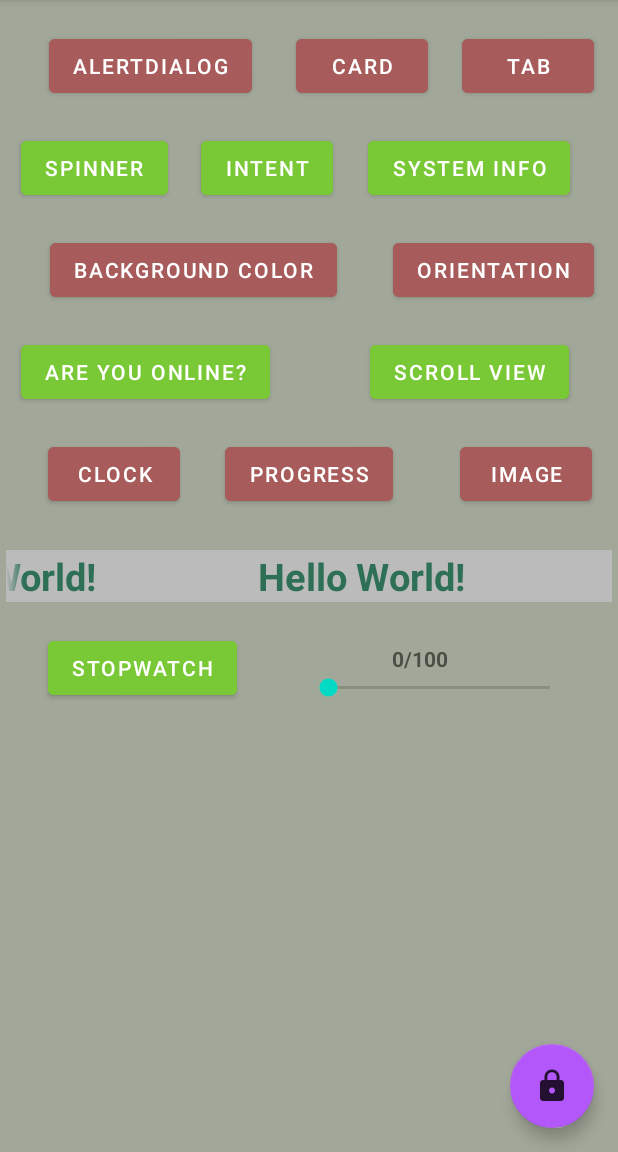
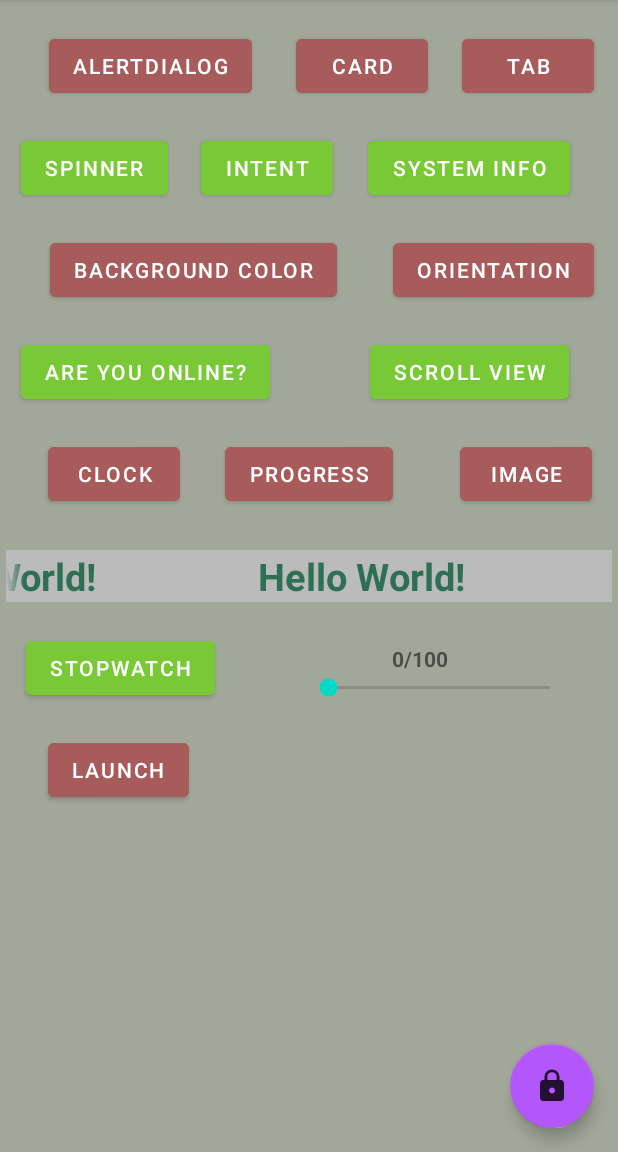
Before and after one commit to HarshPanchal18/playground, an Android app: the MainActivity screen opened directly, with no data from a screen before it, on a phone screen of 412 x 824 dp, the part 84-1236 px from its top. Run offline under Robolectric (Android 15) with nearby library versions, the light colour scheme and no system bars.

Commit message:
Added a new activity
Added activity for launching installed application on device like facebook, map, etc.

Added popmenu

Added functionality of clearing passwordbox on wrong data

```diff
--- a/app/src/main/AndroidManifest.xml
+++ b/app/src/main/AndroidManifest.xml
@@ -5,6 +5,7 @@
 
     <uses-permission android:name="android.permission.ACCESS_NETWORK_STATE" />
     <uses-permission android:name="android.permission.VIBRATE" />
+    <uses-permission android:name="android.permission.INTERNET" />
 
     <application
         android:allowBackup="true"
@@ -16,6 +17,10 @@
         android:supportsRtl="true"
         android:theme="@style/Theme.Playground"
         tools:targetApi="31">
+
+        <activity
+            android:name=".activities.LaunchActivity"
+            android:exported="false" />
         <activity
             android:name=".activities.Stopwatch"
             android:exported="false" />
--- a/app/src/main/java/com/example/playground/MainActivity.kt
+++ b/app/src/main/java/com/example/playground/MainActivity.kt
@@ -14,10 +14,7 @@ import android.view.ContextMenu
 import android.view.Menu
 import android.view.MenuItem
 import android.view.View
-import android.widget.Button
-import android.widget.SeekBar
-import android.widget.TextView
-import android.widget.Toast
+import android.widget.*
 import androidx.annotation.Nullable
 import androidx.appcompat.app.ActionBar
 import androidx.appcompat.app.AlertDialog
@@ -26,11 +23,11 @@ import androidx.constraintlayout.widget.ConstraintLayout
 import com.example.playground.activities.*
 import com.google.android.material.floatingactionbutton.FloatingActionButton
 import com.google.android.material.snackbar.Snackbar
-import kotlinx.android.synthetic.main.activity_alert.view.*
 import kotlinx.android.synthetic.main.activity_main.*
 import kotlin.system.exitProcess
 
-class MainActivity : AppCompatActivity() {
+
+class MainActivity : AppCompatActivity() {//, PopupMenu.OnMenuItemClickListener { // implements Popmenu for popup window
 
      override fun onConfigurationChanged(newConfig: Configuration) {
         super.onConfigurationChanged(newConfig)
@@ -129,12 +126,24 @@ class MainActivity : AppCompatActivity() {
         scrollbtn.setOnClickListener {
             /*val toast:Toast=Toast.makeText(this,"Hold Me",Toast.LENGTH_SHORT)
             toast.setGravity(Gravity.CENTER,0,0)
-            //toast.setGravity(Gravity.CENTER,-50,0)
             val view=toast.view
             view?.background?.setColorFilter(Color.BLACK,PorterDuff.Mode.SRC_IN)
             toast.show()*/
             CustomToast(this, "Hold Me", Toast.LENGTH_SHORT, Color.BLACK, Color.WHITE)
         }
+
+        /*scrollbtn.setOnClickListener(object: View.OnClickListener{
+            /*override fun onClick(v: View?) {
+                val popup:PopupMenu= PopupMenu(this,v)
+                //popup.setOnMenuItemClickListener(MainActivity)
+            }*/
+            override fun onClick(v: View?) {
+                val popup = PopupMenu(this@MainActivity, v)
+                popup.setOnMenuItemClickListener(this@MainActivity)
+                popup.inflate(R.menu.popup_menu)
+                popup.show()
+            }
+        })*/
 
         val txtclockbtn: Button = findViewById(R.id.clockbtn)
         txtclockbtn.setOnClickListener {
@@ -173,6 +182,11 @@ class MainActivity : AppCompatActivity() {
                 seektext.text=prog_val.toString()+"/"+seekbar.max
             }
         })
+
+        val launchbtn:Button=findViewById(R.id.launchbtn)
+        launchbtn.setOnClickListener {
+            startActivity(Intent(this,LaunchActivity::class.java))
+        }
     }
 
     fun CustomToast(
@@ -208,6 +222,20 @@ class MainActivity : AppCompatActivity() {
         return true
     }
 
+    // For popup menu
+    /*override fun onMenuItemClick(item: MenuItem): Boolean {
+        Toast.makeText(this, "Selected Item: " + item.title, Toast.LENGTH_SHORT).show()
+        return when (item.itemId) {
+            R.menu.popup_menu ->                 // do your code
+                true
+            /*R.id.copy_item ->                 // do your code
+                true
+            R.id.print_item ->                 // do your code
+                true*/
+            else -> false
+        }
+    }*/
+
     // Online button
     protected fun isOnline(): Boolean {
         val cm = getSystemService(CONNECTIVITY_SERVICE) as ConnectivityManager
@@ -228,7 +256,6 @@ class MainActivity : AppCompatActivity() {
     lateinit var layout:ConstraintLayout
 
     override fun onBackPressed() {
-
         /*this@MainActivity.finish()
         exitProcess(0)*/
 
--- a/app/src/main/java/com/example/playground/activities/LockScreen.kt
+++ b/app/src/main/java/com/example/playground/activities/LockScreen.kt
@@ -39,6 +39,7 @@ class LockScreen : AppCompatActivity() {
                     VibrationEffect
                         .createOneShot(200,VibrationEffect.DEFAULT_AMPLITUDE)
                 )
+                passwdbox.setText("")
                 passwdbox.backgroundTintList=ColorStateList.valueOf(Color.RED)
             }
         }
--- a/app/src/main/res/layout/activity_main.xml
+++ b/app/src/main/res/layout/activity_main.xml
@@ -226,7 +226,7 @@
 
         android:text="Stopwatch"
         app:layout_constraintEnd_toEndOf="parent"
-        app:layout_constraintHorizontal_bias="0.113"
+        app:layout_constraintHorizontal_bias="0.06"
         app:layout_constraintStart_toStartOf="parent"
         app:layout_constraintTop_toBottomOf="@+id/scrollingtxt" />
 
@@ -254,4 +254,17 @@
         app:layout_constraintStart_toStartOf="parent"
         app:layout_constraintTop_toBottomOf="@+id/scrollingtxt" />
 
+    <Button
+        android:id="@+id/launchbtn"
+        android:layout_width="wrap_content"
+        android:layout_height="wrap_content"
+        android:layout_marginTop="20dp"
+        android:text="LAUNCH"
+        android:backgroundTint="@color/buttonlayer1"
+
+        app:layout_constraintEnd_toEndOf="parent"
+        app:layout_constraintHorizontal_bias="0.101"
+        app:layout_constraintStart_toStartOf="parent"
+        app:layout_constraintTop_toBottomOf="@+id/stopwatchbtn" />
+
 </androidx.constraintlayout.widget.ConstraintLayout>
--- /dev/null
+++ b/app/src/main/res/menu/popup_menu.xml
@@ -0,0 +1,7 @@
+<?xml version="1.0" encoding="utf-8"?>
+<menu xmlns:app="http://schemas.android.com/apk/res-auto"
+    xmlns:android="http://schemas.android.com/apk/res/android">
+<item android:title="harsh">Harsh</item>
+<item android:title="harsh2">Harsh2</item>
+<item android:title="harsh3">Harsh3</item>
+</menu>
--- a/app/src/main/res/values/colors.xml
+++ b/app/src/main/res/values/colors.xml
@@ -14,6 +14,7 @@
     <color name="colorAccent">#E39D36</color>
     <color name="buttonlayer1">#a85b5b</color>
     <color name="buttonlayer2">#79c936</color>
+    <color name="buttonlayer3">#aba26d</color>
     <color name="floatbutton">#b457fa</color>
 
 
```
Also changed, not shown: app/src/main/java/com/example/playground/activities/LaunchActivity.kt (added, +70 -0 lines), app/src/main/res/layout/activity_launch.xml (added, +65 -0 lines).
